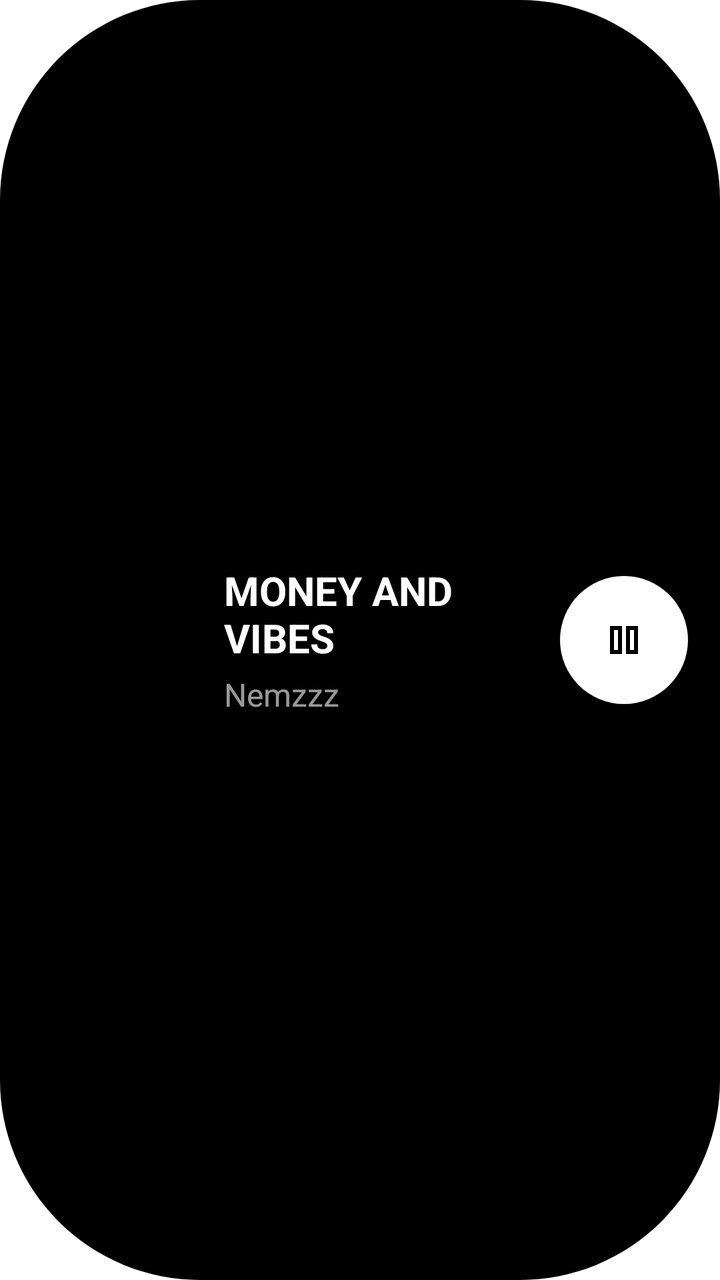
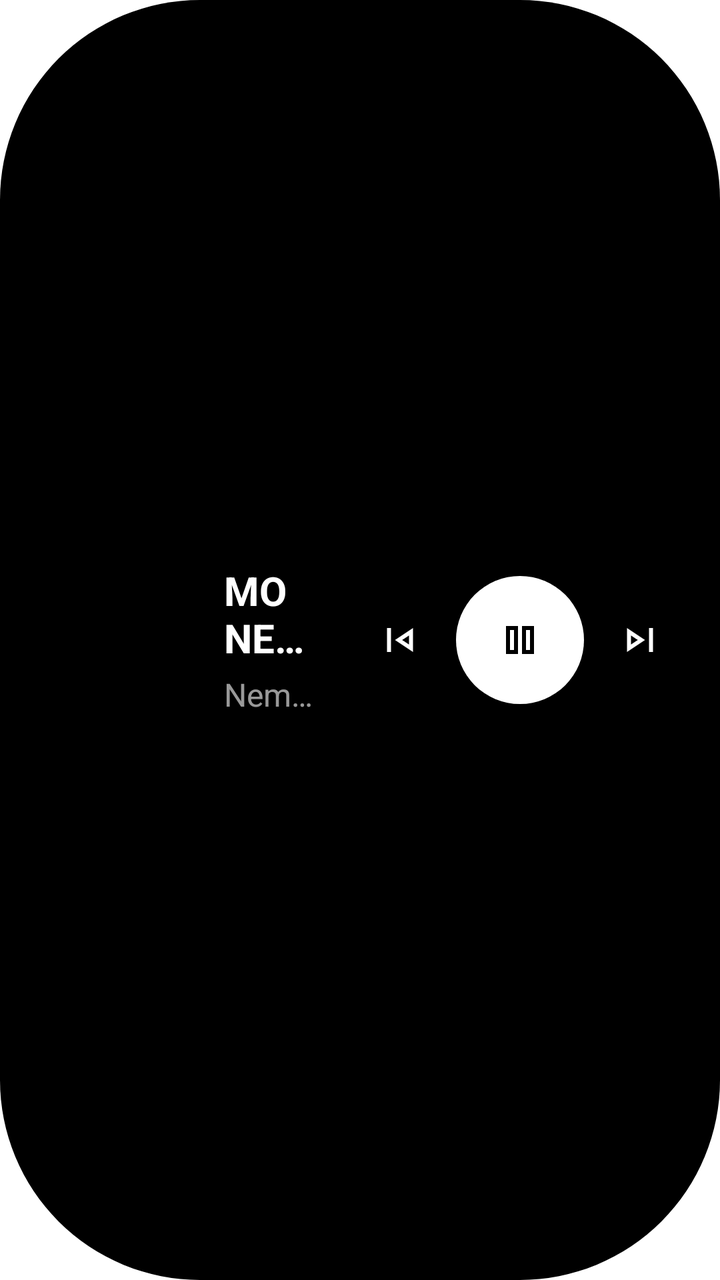

An Android layout rendered at two revisions. The XML below is the earlier revision; the diff shows what the commit changed to produce the second picture.
<!-- AndroidManifest.xml: application theme Theme.Echo -->
<!-- res/layout/widget_music_player.xml -->
<?xml version="1.0" encoding="utf-8"?>
<RelativeLayout xmlns:android="http://schemas.android.com/apk/res/android"
    android:layout_width="match_parent"
    android:layout_height="wrap_content"
    android:id="@+id/widget_background"
    android:background="@drawable/widget_background"
    android:padding="16dp">

    
    <ImageView
        android:id="@+id/widget_album_art"
        android:layout_width="80dp"
        android:layout_height="80dp"
        android:layout_alignParentStart="true"
        android:layout_centerVertical="true"
        android:scaleType="fitXY"
        android:contentDescription="Album Art" />

    
    <LinearLayout
        android:id="@+id/widget_song_info"
        android:layout_width="0dp"
        android:layout_height="wrap_content"
        android:layout_toEndOf="@id/widget_album_art"
        android:layout_toStartOf="@id/widget_play_pause"
        android:layout_centerVertical="true"
        android:layout_marginStart="16dp"
        android:layout_marginEnd="16dp"
        android:orientation="vertical">

        
        <TextView
            android:id="@+id/widget_song_title"
            android:layout_width="match_parent"
            android:layout_height="wrap_content"
            android:text="MONEY AND VIBES"
            android:textColor="#FFFFFF"
            android:textSize="20sp"
            android:textStyle="bold"
            android:maxLines="2"
            android:ellipsize="end" />

        
        <TextView
            android:id="@+id/widget_artist_name"
            android:layout_width="match_parent"
            android:layout_height="wrap_content"
            android:text="Nemzzz"
            android:textColor="#99FFFFFF"
            android:textSize="16sp"
            android:maxLines="1"
            android:ellipsize="end"
            android:layout_marginTop="4dp" />
    </LinearLayout>

    
    <ImageButton
        android:id="@+id/widget_play_pause"
        android:layout_width="64dp"
        android:layout_height="64dp"
        android:layout_alignParentEnd="true"
        android:layout_centerVertical="true"
        android:background="@drawable/widget_play_pause_background"
        android:src="@drawable/pause"
        android:contentDescription="Play/Pause"
        android:scaleType="centerInside"
        android:padding="16dp"
        android:tint="#000000" />

</RelativeLayout>
<!-- resources referenced by this layout -->
<resources>
  <!-- drawable pause (drawable) -->
  <vector xmlns:android="http://schemas.android.com/apk/res/android"
      android:width="24dp"
      android:height="24dp"
      android:viewportWidth="960.0"
      android:viewportHeight="960.0">
      <path
          android:fillColor="@android:color/white"
          android:pathData="M520,760v-560h240v560L520,760ZM200,760v-560h240v560L200,760ZM600,680h80v-400h-80v400ZM280,680h80v-400h-80v400ZM280,280v400,-400ZM600,280v400,-400Z" />
  </vector>
  <!-- drawable widget_background (drawable) -->
  <?xml version="1.0" encoding="utf-8"?>
  <shape xmlns:android="http://schemas.android.com/apk/res/android"
      android:shape="rectangle">
      <solid android:color="#000000" />
      <corners android:radius="100dp" />
  </shape>
  <!-- drawable widget_play_pause_background (drawable) -->
  <?xml version="1.0" encoding="utf-8"?>
  <shape xmlns:android="http://schemas.android.com/apk/res/android"
      android:shape="oval">
      <solid android:color="#FFFFFF" />
  </shape>
  <style name="Theme.Echo" parent="android:Theme.Material.Light.NoActionBar">
          <item name="android:windowContentOverlay">@null</item>
          <item name="android:windowDrawsSystemBarBackgrounds">true</item>
          <item name="android:windowMinWidthMinor">100%</item>
          <item name="android:windowMinWidthMajor">100%</item>
          <item name="android:windowNoTitle">true</item>
          <item name="android:windowBackground">#ffffff</item>
          <item name="android:enforceNavigationBarContrast" tools:ignore="NewApi">false</item>
          <item name="android:statusBarColor">@android:color/transparent</item>
          <item name="android:navigationBarColor">@android:color/transparent</item>
      </style>
</resources>

<!-- the commit's change to res/layout/widget_music_player.xml (unified diff, before → after) -->
@@ -22,7 +22,7 @@
         android:layout_width="0dp"
         android:layout_height="wrap_content"
         android:layout_toEndOf="@id/widget_album_art"
-        android:layout_toStartOf="@id/widget_play_pause"
+        android:layout_toStartOf="@id/widget_controls"
         android:layout_centerVertical="true"
         android:layout_marginStart="16dp"
         android:layout_marginEnd="16dp"
@@ -54,17 +54,48 @@
     </LinearLayout>
 
     
-    <ImageButton
-        android:id="@+id/widget_play_pause"
-        android:layout_width="64dp"
-        android:layout_height="64dp"
+    <LinearLayout
+        android:id="@+id/widget_controls"
+        android:layout_width="wrap_content"
+        android:layout_height="wrap_content"
         android:layout_alignParentEnd="true"
         android:layout_centerVertical="true"
-        android:background="@drawable/widget_play_pause_background"
-        android:src="@drawable/pause"
-        android:contentDescription="Play/Pause"
-        android:scaleType="centerInside"
-        android:padding="16dp"
-        android:tint="#000000" />
+        android:orientation="horizontal"
+        android:gravity="center_vertical">
+
+        <ImageButton
+            android:id="@+id/widget_previous"
+            android:layout_width="48dp"
+            android:layout_height="48dp"
+            android:background="@android:color/transparent"
+            android:src="@drawable/skip_previous"
+            android:contentDescription="Previous"
+            android:scaleType="centerInside"
+            android:padding="12dp"
+            android:tint="#FFFFFF" />
+
+        <ImageButton
+            android:id="@+id/widget_play_pause"
+            android:layout_width="64dp"
+            android:layout_height="64dp"
+            android:background="@drawable/widget_play_pause_background"
+            android:src="@drawable/pause"
+            android:contentDescription="Play/Pause"
+            android:scaleType="centerInside"
+            android:padding="16dp"
+            android:tint="#000000"
+            android:layout_marginHorizontal="4dp" />
+
+        <ImageButton
+            android:id="@+id/widget_next"
+            android:layout_width="48dp"
+            android:layout_height="48dp"
+            android:background="@android:color/transparent"
+            android:src="@drawable/skip_next"
+            android:contentDescription="Next"
+            android:scaleType="centerInside"
+            android:padding="12dp"
+            android:tint="#FFFFFF" />
+    </LinearLayout>
 
 </RelativeLayout>
<!-- resource entries referenced after the edit -->
@@ -9,6 +9,26 @@
       <path
           android:fillColor="@android:color/white"
           android:pathData="M520,760v-560h240v560L520,760ZM200,760v-560h240v560L200,760ZM600,680h80v-400h-80v400ZM280,680h80v-400h-80v400ZM280,280v400,-400ZM600,280v400,-400Z" />
+  </vector>
+  <!-- drawable skip_next (drawable) -->
+  <vector xmlns:android="http://schemas.android.com/apk/res/android"
+      android:width="24dp"
+      android:height="24dp"
+      android:viewportWidth="960.0"
+      android:viewportHeight="960.0">
+      <path
+          android:fillColor="@android:color/white"
+          android:pathData="M660,720v-480h80v480h-80ZM220,720v-480l360,240 -360,240ZM300,480ZM300,570 L436,480 300,390v180Z" />
+  </vector>
+  <!-- drawable skip_previous (drawable) -->
+  <vector xmlns:android="http://schemas.android.com/apk/res/android"
+      android:width="24dp"
+      android:height="24dp"
+      android:viewportWidth="960.0"
+      android:viewportHeight="960.0">
+      <path
+          android:fillColor="@android:color/white"
+          android:pathData="M220,720v-480h80v480h-80ZM740,720L380,480l360,-240v480ZM660,480ZM660,570v-180l-136,90 136,90Z" />
   </vector>
   <!-- drawable widget_background (drawable) -->
   <?xml version="1.0" encoding="utf-8"?>
